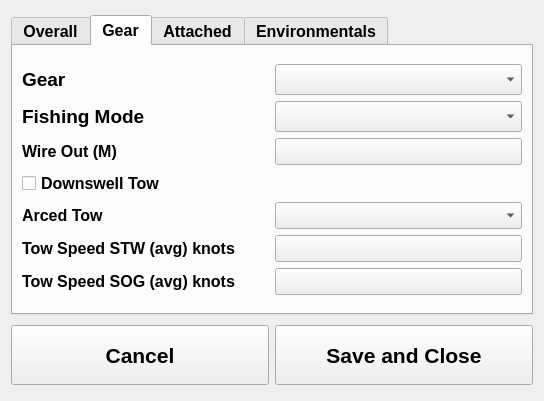
aliciabillings-noaa/CLAMS, file ui/CPSMetaDlg.ui: the form before one commit.
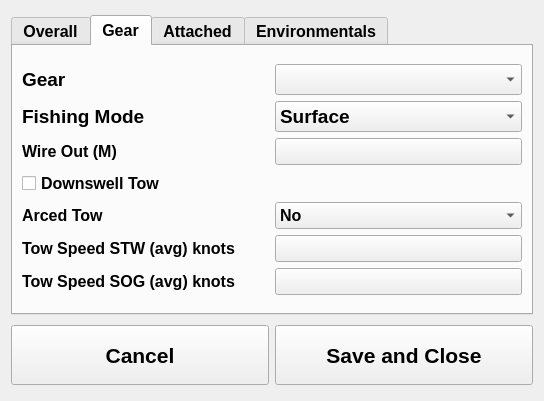
The form after the commit. The open tabs and pages were chosen to show the change.

Commit message: updating metadata dialog

Patch:
```diff
--- a/ui/CPSMetaDlg.ui
+++ b/ui/CPSMetaDlg.ui
@@ -205,7 +205,23 @@
           </widget>
          </item>
          <item row="4" column="1">
-          <widget class="QComboBox" name="cb_arcedTow"/>
+          <widget class="QComboBox" name="cb_arced_tow">
+           <item>
+            <property name="text">
+             <string>No</string>
+            </property>
+           </item>
+           <item>
+            <property name="text">
+             <string>Port</string>
+            </property>
+           </item>
+           <item>
+            <property name="text">
+             <string>Starboard</string>
+            </property>
+           </item>
+          </widget>
          </item>
          <item row="3" column="0">
           <widget class="QCheckBox" name="tf_downswell_tow">
@@ -223,6 +239,11 @@
              <bold>true</bold>
             </font>
            </property>
+           <item>
+            <property name="text">
+             <string>Surface</string>
+            </property>
+           </item>
           </widget>
          </item>
          <item row="2" column="0">
```
Left out of the diff: 98 changed lines with no effect on the pictures. The commit also changes 2 other files.
